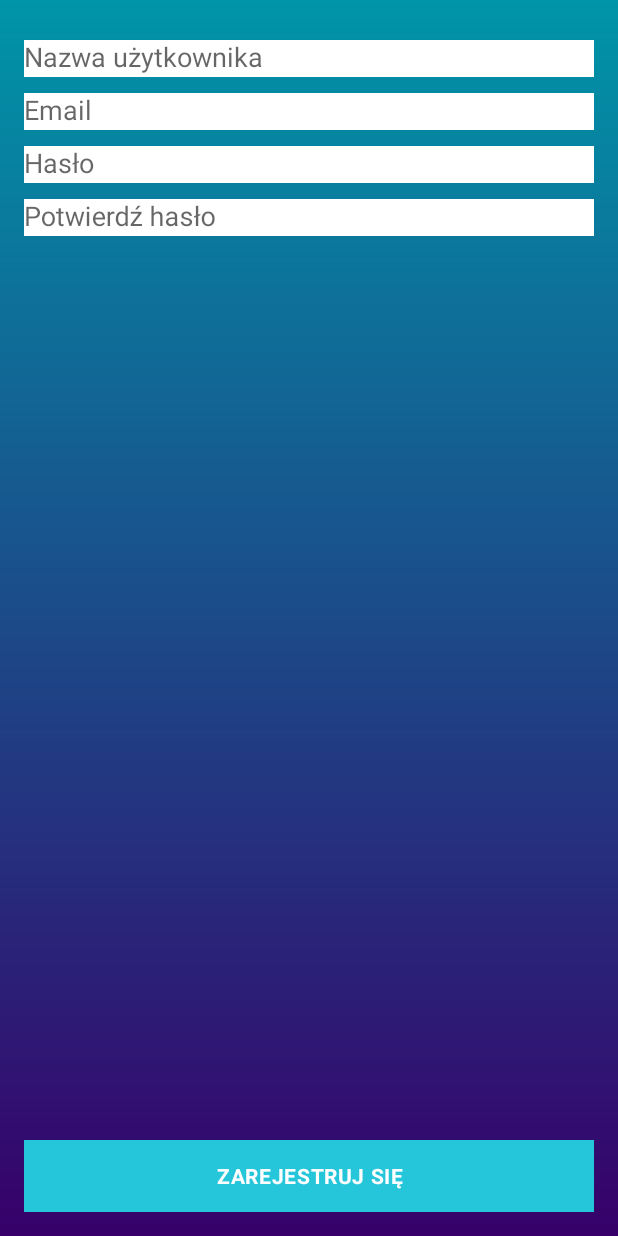
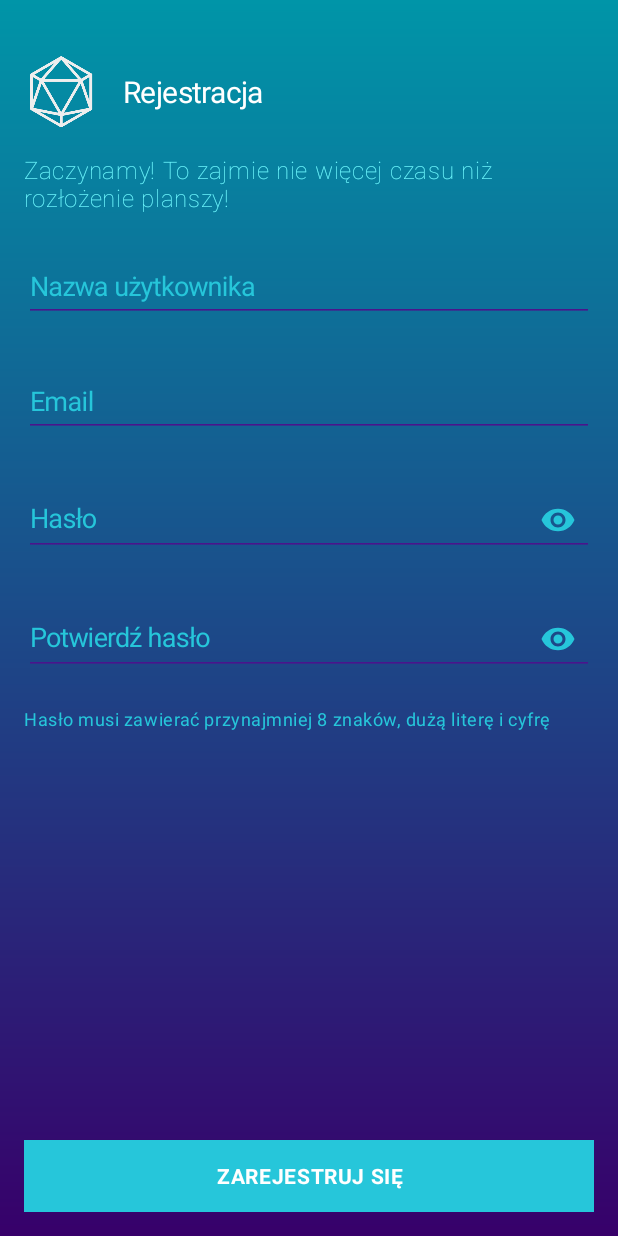
Before and after one commit to x2-17-Asystent-Gier-Planszowych/Asystent_Gier_Planszowych, an Android app: the SignUpActivity screen opened directly, with no data from a screen before it, on a phone screen of 412 x 824 dp. Run offline under Robolectric (Android 15) with nearby library versions, the phone set to English and light mode, and no system bars; 2 statements that could not run were skipped.

Commit message:
Rebuilt sign up layout,

```diff
--- a/App/AsystentGierPlanszowych/app/src/main/res/layout/activity_log_in.xml
+++ b/App/AsystentGierPlanszowych/app/src/main/res/layout/activity_log_in.xml
@@ -23,6 +23,7 @@
 
     <RelativeLayout
         android:id="@+id/login_form"
+        android:layout_marginTop="@dimen/bigVerticalMargin"
         android:layout_width="match_parent"
         android:layout_height="match_parent">
 
@@ -41,6 +42,7 @@
                 <ImageView
                     android:layout_width="wrap_content"
                     android:layout_height="wrap_content"
+                    android:layout_marginEnd="@dimen/normalHorizontalMargin"
                     android:clickable="false"
                     android:src="@drawable/ic_sign_in_logo" />
 
@@ -53,6 +55,7 @@
             </LinearLayout>
 
             <TextView
+                android:id="@+id/log_in_catchphrase"
                 android:layout_width="match_parent"
                 android:layout_height="wrap_content"
                 android:layout_marginBottom="@dimen/activity_vertical_margin"
--- a/App/AsystentGierPlanszowych/app/src/main/res/layout/activity_sign_up.xml
+++ b/App/AsystentGierPlanszowych/app/src/main/res/layout/activity_sign_up.xml
@@ -1,4 +1,5 @@
 <LinearLayout xmlns:android="http://schemas.android.com/apk/res/android"
+    xmlns:app="http://schemas.android.com/apk/res-auto"
     xmlns:tools="http://schemas.android.com/tools"
     android:layout_width="match_parent"
     android:layout_height="match_parent"
@@ -23,87 +24,159 @@
         android:layout_width="match_parent"
         android:layout_height="match_parent">
 
+
         <LinearLayout
-            android:layout_alignParentTop="true"
             android:id="@+id/sign_up_form"
             android:layout_width="match_parent"
             android:layout_height="wrap_content"
+            android:layout_marginTop="@dimen/bigVerticalMargin"
             android:focusable="true"
             android:focusableInTouchMode="true"
             android:orientation="vertical">
 
+            <LinearLayout
+                android:layout_width="match_parent"
+                android:layout_height="wrap_content"
+                android:orientation="horizontal">
+
+                <ImageView
+                    android:layout_width="wrap_content"
+                    android:layout_height="wrap_content"
+                    android:layout_marginEnd="@dimen/normalHorizontalMargin"
+                    android:clickable="false"
+                    android:src="@drawable/ic_sign_up_logo" />
+
+                <TextView
+                    android:layout_width="match_parent"
+                    android:layout_height="match_parent"
+                    android:gravity="center_vertical"
+                    android:text="@string/sign_up_title"
+                    android:textAppearance="@style/NameBigCenter" />
+            </LinearLayout>
+
+            <TextView
+                android:id="@+id/sign_up_catchphrase"
+                android:layout_width="match_parent"
+                android:layout_height="wrap_content"
+                android:layout_marginBottom="@dimen/activity_vertical_margin"
+                android:layout_marginTop="@dimen/activity_vertical_margin"
+                android:text="@string/sign_up_catchphrase"
+                android:textAppearance="@style/TextOnGradient" />
+
             <android.support.design.widget.TextInputLayout
                 android:layout_width="match_parent"
-                android:layout_height="wrap_content">
+                android:layout_height="wrap_content"
+                android:hint="@string/prompt_username"
+                android:textColorHint="@color/colorAccent"
+                app:errorEnabled="true"
+                app:hintAnimationEnabled="true"
+                app:hintEnabled="true"
+                app:hintTextAppearance="@style/HintOnGradient">
 
                 <EditText
                     android:id="@+id/username"
                     android:layout_width="match_parent"
                     android:layout_height="wrap_content"
-                    android:background="@color/white"
-                    android:hint="@string/prompt_username"
+                    android:backgroundTint="@color/colorPrimary"
                     android:inputType="textEmailAddress"
-                    android:maxLines="1" />
+                    android:maxLines="1"
+                    android:textAppearance="@style/InputTextNormalLight"
+                    android:textColor="@color/colorAccent"
+                    android:theme="@style/AppThemeEditTextBottomLine" />
 
             </android.support.design.widget.TextInputLayout>
 
             <android.support.design.widget.TextInputLayout
                 android:layout_width="match_parent"
-                android:layout_height="wrap_content">
+                android:layout_height="wrap_content"
+                android:hint="@string/prompt_email"
+                android:textColorHint="@color/colorAccent"
+                app:errorEnabled="true"
+                app:hintAnimationEnabled="true"
+                app:hintEnabled="true"
+                app:hintTextAppearance="@style/HintOnGradient">
 
                 <AutoCompleteTextView
                     android:id="@+id/email"
                     android:layout_width="match_parent"
                     android:layout_height="wrap_content"
-                    android:background="@color/white"
-                    android:hint="@string/prompt_email"
+                    android:backgroundTint="@color/colorPrimary"
                     android:inputType="textEmailAddress"
-                    android:maxLines="1" />
+                    android:maxLines="1"
+                    android:textAppearance="@style/InputTextNormalLight"
+                    android:textColor="@color/colorAccent"
+                    android:theme="@style/AppThemeEditTextBottomLine" />
 
             </android.support.design.widget.TextInputLayout>
 
             <android.support.design.widget.TextInputLayout
                 android:layout_width="match_parent"
-                android:layout_height="wrap_content">
+                android:layout_height="wrap_content"
+                android:hint="@string/prompt_password"
+                android:textColorHint="@color/colorAccent"
+                app:errorEnabled="true"
+                app:hintAnimationEnabled="true"
+                app:hintEnabled="true"
+                app:hintTextAppearance="@style/HintOnGradient"
+                app:passwordToggleEnabled="true"
+                app:passwordToggleTint="@color/colorAccent">
 
                 <EditText
                     android:id="@+id/password"
                     android:layout_width="match_parent"
                     android:layout_height="wrap_content"
-                    android:background="@color/white"
-                    android:hint="@string/prompt_password"
+                    android:backgroundTint="@color/colorPrimary"
                     android:imeActionId="@+id/sign_up"
                     android:imeOptions="actionUnspecified"
                     android:inputType="textPassword"
-                    android:maxLines="1" />
+                    android:maxLines="1"
+                    android:textAppearance="@style/InputTextNormalLight"
+                    android:textColor="@color/colorAccent"
+                    android:theme="@style/AppThemeEditTextBottomLine" />
 
             </android.support.design.widget.TextInputLayout>
 
             <android.support.design.widget.TextInputLayout
                 android:layout_width="match_parent"
-                android:layout_height="wrap_content">
+                android:layout_height="wrap_content"
+                android:hint="@string/prompt_confirm_password"
+                android:textColorHint="@color/colorAccent"
+                app:errorEnabled="true"
+                app:hintAnimationEnabled="true"
+                app:hintEnabled="true"
+                app:hintTextAppearance="@style/HintOnGradient"
+                app:passwordToggleEnabled="true"
+                app:passwordToggleTint="@color/colorAccent">
 
                 <EditText
                     android:id="@+id/confirm_password"
                     android:layout_width="match_parent"
                     android:layout_height="wrap_content"
-                    android:background="@color/white"
-                    android:hint="@string/prompt_confirm_password"
+                    android:backgroundTint="@color/colorPrimary"
                     android:imeActionId="@+id/sign_up"
                     android:imeOptions="actionUnspecified"
                     android:inputType="textPassword"
-                    android:maxLines="1" />
+                    android:maxLines="1"
+                    android:textAppearance="@style/InputTextNormalLight"
+                    android:textColor="@color/colorAccent"
+                    android:theme="@style/AppThemeEditTextBottomLine" />
 
             </android.support.design.widget.TextInputLayout>
 
+            <TextView
+                android:id="@+id/sign_up_password_hint"
+                android:layout_width="match_parent"
+                android:layout_height="wrap_content"
+                android:text="@string/sign_up_password_hint"
+                android:textAppearance="@style/PasswordHintOnGradient" />
 
         </LinearLayout>
 
         <Button
-            android:layout_alignParentBottom="true"
             android:id="@+id/sign_up_button"
             android:layout_width="match_parent"
             android:layout_height="wrap_content"
+            android:layout_alignParentBottom="true"
             android:layout_marginTop="16dp"
             android:background="@drawable/button_primary_selector"
             android:text="@string/sign_up"
--- a/App/AsystentGierPlanszowych/app/src/main/res/layout/activity_start.xml
+++ b/App/AsystentGierPlanszowych/app/src/main/res/layout/activity_start.xml
@@ -13,36 +13,27 @@
     <android.support.v4.view.ViewPager
         android:id="@+id/start_view_pager"
         android:layout_width="match_parent"
+        android:layout_marginTop="@dimen/bigVerticalMargin"
         android:layout_height="0dp"
         android:layout_weight=".5"
         android:overScrollMode="never"
         android:scrollbars="none" />
 
-
+    <android.support.design.widget.TabLayout
+        android:id="@+id/start_tab_indicator"
+        android:layout_width="match_parent"
+        android:layout_height="0dp"
+        android:layout_weight=".1"
+        app:tabBackground="@drawable/view_pager_tab_indicator_selector"
+        app:tabGravity="center"
+        app:tabIndicatorHeight="0dp" />
     <LinearLayout
         android:layout_width="match_parent"
-        android:layout_height="wrap_content"
+        android:layout_height="0dp"
+        android:layout_weight=".4"
         android:gravity="center"
         android:orientation="vertical">
 
-        <android.support.design.widget.TabLayout
-            android:id="@+id/start_tab_indicator"
-            android:layout_width="match_parent"
-            android:layout_height="wrap_content"
-            app:tabBackground="@drawable/view_pager_tab_indicator_selector"
-            app:tabGravity="center"
-            app:tabIndicatorHeight="0dp" />
-
-        <Button
-            android:id="@+id/sign_in_facebook_button"
-            android:layout_width="match_parent"
-            android:layout_height="wrap_content"
-            android:layout_marginBottom="@dimen/normalVerticalMargin"
-            android:layout_marginTop="@dimen/normalVerticalMargin"
-            android:background="@drawable/button_primary_selector"
-            android:text="@string/sign_in_facebook"
-            android:textAllCaps="true"
-            android:textAppearance="@style/ButtonLabelPrimary" />
 
         <Button
             android:id="@+id/sign_in_button"
--- a/App/AsystentGierPlanszowych/app/src/main/res/values/dimens.xml
+++ b/App/AsystentGierPlanszowych/app/src/main/res/values/dimens.xml
@@ -10,8 +10,6 @@
     <dimen name="normalVerticalMargin">16dp</dimen>
     <dimen name="basicVerticalMargin">16dp</dimen>
     <dimen name="smallVerticalButtonMargin">6dp</dimen>
-    <dimen name="buttonHeight">36dp</dimen>
-    <dimen name="onBoardingViewPagerMarginTop">54dp</dimen>
     <dimen name="fragmentTitleTopMargin">13dp</dimen>
     <dimen name="fragmentOnBoardingTextVerticalMargin">14dp</dimen>
     <dimen name="name_big_center_top_margin">20dp</dimen>
@@ -28,26 +26,17 @@
     <dimen name="dividerMarginVertical">15dp</dimen>
     <dimen name="dividerMiddleMarginBottom">8dp</dimen>
     <dimen name="dividerMiddleMarginTop">7dp</dimen>
-    <dimen name="priceTagHeight">64dp</dimen>
     <dimen name="smallHorizontalMargin">8dp</dimen>
     <dimen name="floatingButtonWidth">56dp</dimen>
     <dimen name="floatingButtonHeight">56dp</dimen>
-    <dimen name="logInSpinnerLeftMargin">20dp</dimen>
-    <dimen name="logInTextInputEditTextPaddingTop">14dp</dimen>
-    <dimen name="showProfileTabLayoutHeight">48dp</dimen>
     <dimen name="notificationFragmentTopPadding">56dp</dimen>
     <dimen name="notificationFragmentBottomPadding">48dp</dimen>
-    <dimen name="peopleFragmentInviteLabelVerticalMargin">20dp</dimen>
-    <dimen name="priceTagIconWidth">24dp</dimen>
-    <dimen name="priceTagIconHeight">24dp</dimen>
     <dimen name="listItemPaddingBottom">5dp</dimen>
     <dimen name="listItemPaddingTop">19dp</dimen>
     <dimen name="avatarSmallWidth">40dp</dimen>
     <dimen name="avatarSmallHeight">40dp</dimen>
-    <dimen name="circledFrameWidth">84dp</dimen>
-    <dimen name="circledFrameHeight">84dp</dimen>
-    <dimen name="circledFrameWhiteWidth">92dp</dimen>
-    <dimen name="circledFrameWhiteHeight">92dp</dimen>
+    <dimen name="avatarBigWidth">92dp</dimen>
+    <dimen name="avatarBigHeight">92dp</dimen>
     <dimen name="avatarTinyWidth">24dp</dimen>
     <dimen name="avatarTinyHeight">24dp</dimen>
 </resources>
--- a/App/AsystentGierPlanszowych/app/src/main/res/values/strings.xml
+++ b/App/AsystentGierPlanszowych/app/src/main/res/values/strings.xml
@@ -33,4 +33,7 @@
     <string name="log_in_catchphrase">Witamy spowrotem! Czeka na Ciebie mnóstwo nowych gier!</string>
 
     <string name="about">O mnie</string>
+    <string name="sign_up_title">Rejestracja</string>
+    <string name="sign_up_catchphrase">Zaczynamy! To zajmie nie więcej czasu niż rozłożenie planszy!</string>
+    <string name="sign_up_password_hint">Hasło musi zawierać przynajmniej 8 znaków, dużą literę i cyfrę</string>
 </resources>
--- a/App/AsystentGierPlanszowych/app/src/main/res/values/styles.xml
+++ b/App/AsystentGierPlanszowych/app/src/main/res/values/styles.xml
@@ -450,6 +450,15 @@
         <item name="android:lineSpacingExtra">4sp</item>
     </style>
 
+    <style name="PasswordHintOnGradient">
+        <item name="android:textSize">12sp</item>
+        <item name="android:fontFamily">sans-serif</item>
+        <item name="android:textColor">@color/colorAccent</item>
+        <item name="android:letterSpacing">0.03</item>
+        <item name="android:lineSpacingExtra">4sp</item>
+    </style>
+
+
 
     <style name="ButtonLabelFlat">
         <item name="android:textSize">14sp</item>
```
Also changed, not shown: 2 other files.
